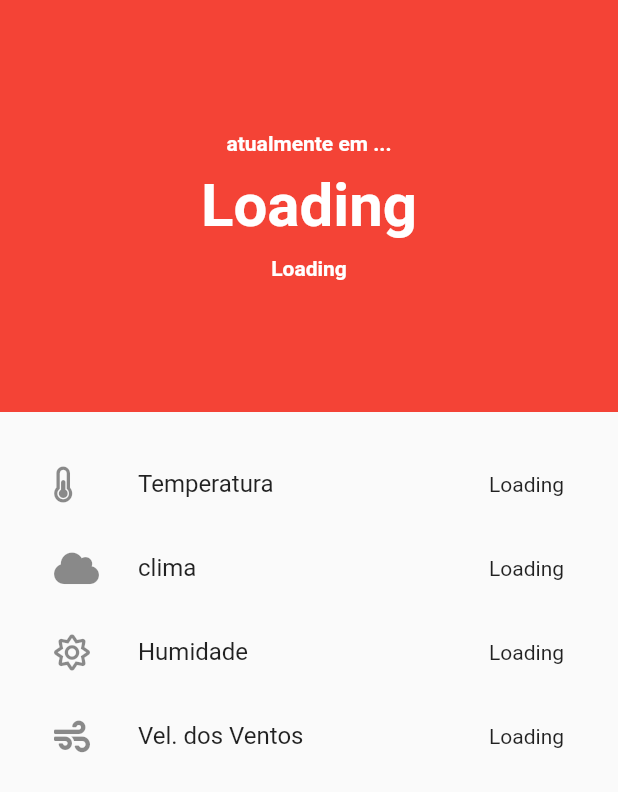
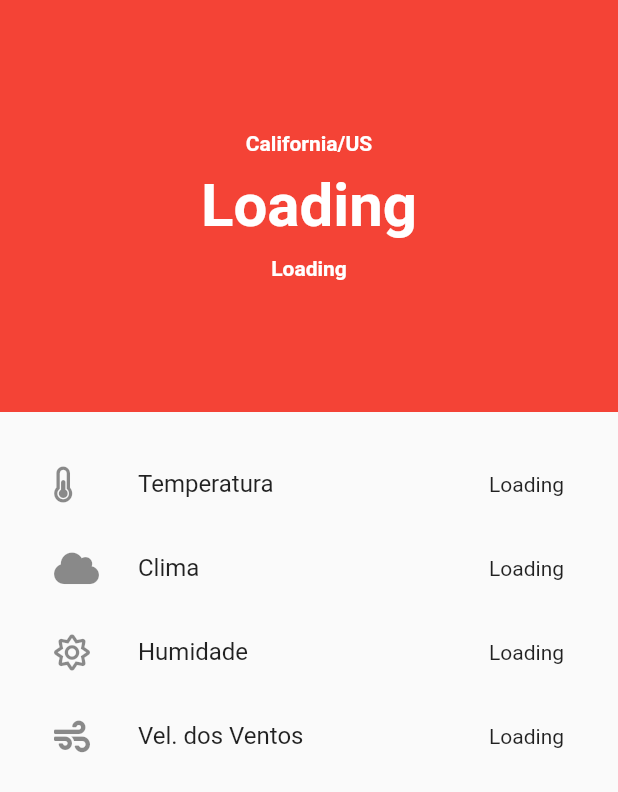
Before and after one commit to jocelinoFG017/TrabalhoPDM20.2, a Flutter app: the screen it shows after launch, in the side drawer, after a tap on "Consulta de clima", on a phone screen of 412 x 824 dp. Shown: the top 792 px of the screen. Run offline on Flutter 3.47's test engine with Material 2 defaults, Android fonts, the phone set to English and light mode, and no system bars; our stand-ins replace font_awesome_flutter, sqflite; accounts and stored records are empty; network calls fail.

Commit message:
new features

```diff
--- a/cep/lib/clima.dart
+++ b/cep/lib/clima.dart
@@ -19,7 +19,7 @@ class _HomeState extends State<Home> {
 
   Future getWeather() async {
     http.Response response = await http.get(
-        'http://api.openweathermap.org/data/2.5/weather?q=SaoPaulo&appid=f0caec18048047802c5be2ff6ee48799');
+        'http://api.openweathermap.org/data/2.5/weather?q=California&appid=f0caec18048047802c5be2ff6ee48799');
     var results = jsonDecode(response.body);
     setState(() {
       this.temp = results['main']['temp'];
@@ -38,7 +38,9 @@ class _HomeState extends State<Home> {
 
   @override
   Widget build(BuildContext context) {
-    return Scaffold(
+    return MaterialApp(
+      debugShowCheckedModeBanner: false,
+      home: Scaffold(
         body: Column(
           children: <Widget>[
             Container(
@@ -52,7 +54,7 @@ class _HomeState extends State<Home> {
                   Padding(
                     padding: EdgeInsets.only(bottom: 10.0),
                     child: Text(
-                    "atualmente em ...",
+                      "California/US",
                       style: TextStyle(
                           color: Colors.white,
                           fontSize: 14.0,
@@ -92,9 +94,10 @@ class _HomeState extends State<Home> {
                   ),
                   ListTile(
                     leading: FaIcon(FontAwesomeIcons.cloud),
-                  title: Text('clima'),
-                  trailing: Text(
-                      description != null ? description.toString() : 'Loading'),
+                    title: Text('Clima'),
+                    trailing: Text(description != null
+                        ? description.toString()
+                        : 'Loading'),
                   ),
                   ListTile(
                     leading: FaIcon(FontAwesomeIcons.sun),
@@ -115,6 +118,7 @@ class _HomeState extends State<Home> {
             ))
           ],
         ),
+      ),
     );
   }
 }
--- /dev/null
+++ b/cep/lib/crud/index.dart
@@ -0,0 +1,13 @@
+import 'package:cep/crud/home_page.dart';
+import 'package:flutter/material.dart';
+
+class AppCrudPessoa extends StatelessWidget {
+  const AppCrudPessoa({Key key}) : super(key: key);
+
+  @override
+  Widget build(BuildContext context) {
+    return MaterialApp(
+      home: HomePage(),
+    );
+  }
+}
--- /dev/null
+++ b/cep/lib/crud/pessoa.dart
@@ -0,0 +1,15 @@
+class Pessoa {
+  int idPessoa;
+  String nome;
+  String email;
+
+  Pessoa(this.idPessoa, this.nome, this.email);
+
+  Map<String, dynamic> toMap() {
+    return {'idPessoa': this.idPessoa, 'nome': this.nome, 'email': this.email};
+  }
+
+  static Pessoa fromMap(dados) {
+    return Pessoa(dados['idPessoa'], dados['nome'], dados['email']);
+  }
+}
--- a/cep/lib/main.dart
+++ b/cep/lib/main.dart
@@ -1,4 +1,5 @@
 import 'package:cep/clima.dart';
+import 'package:cep/crud/index.dart';
 import 'package:flutter/material.dart';
 
 import 'cep.dart';
@@ -48,13 +49,21 @@ class HomePage extends StatelessWidget {
                 );
               },
             ),
+            ListTile(
+              leading: Icon(Icons.add),
+              title: Text('Crud'),
+              onTap: () {
+                Navigator.of(context)
+                    .push(MaterialPageRoute(builder: (_) => AppCrudPessoa()));
+              },
+            ),
           ]),
         ),
         //corpo da aplicação
         body: Container(
           margin: EdgeInsets.all(15),
           child: Column(
-            children: [Text('seja bem vindo ao app')],
+            children: [Text('Seja bem vindo ao app')],
           ),
         ),
       ),
--- a/cep/pubspec.yaml
+++ b/cep/pubspec.yaml
@@ -37,6 +37,8 @@ dev_dependencies:
   flutter_test:
     sdk: flutter
   http: ^0.12.2
+  sqflite:
+  path:
   font_awesome_flutter: ^8.11.0
 
 # For information on the generic Dart part of this file, see the
```
Also changed, not shown: cep/lib/crud/database_helper.dart (added, +53 -0 lines), cep/lib/crud/home_page.dart (added, +57 -0 lines), cep/lib/crud/pessoa_detalhes.dart (added, +51 -0 lines). Lines whose indentation alone changed are shown as unchanged.
